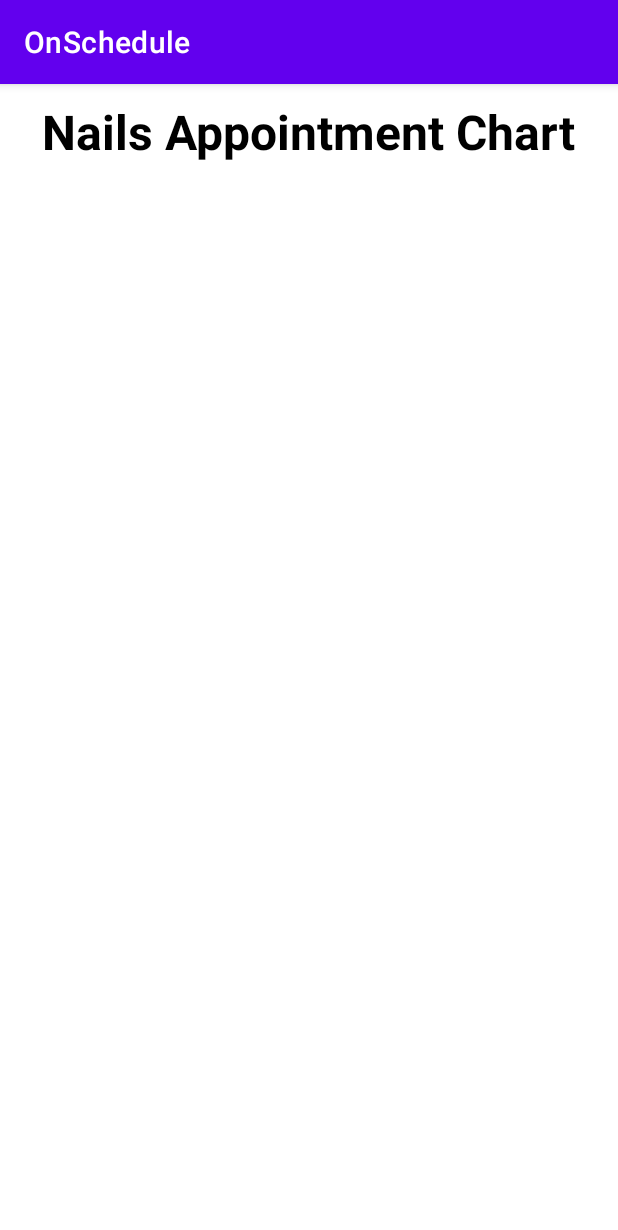
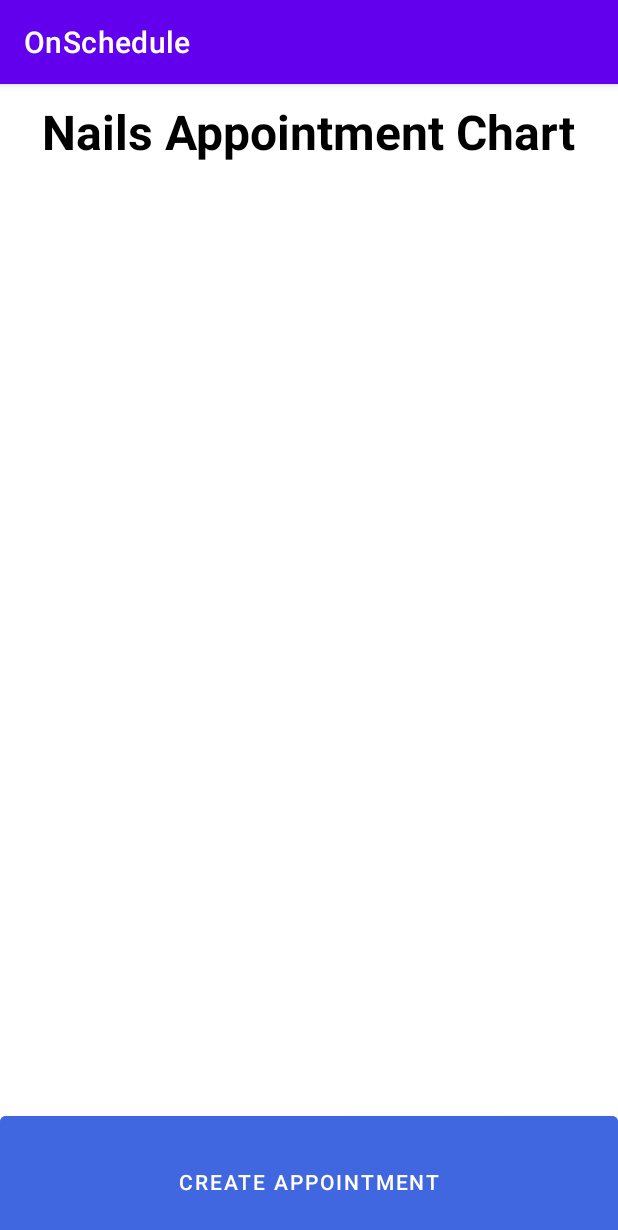
Before and after one commit to fcamas/OnSchedule, an Android app: the MainActivity screen opened directly, with no data from a screen before it, on a phone screen of 412 x 824 dp. Shown: the top 1230 px of the screen. Run offline under Robolectric (Android 15) with nearby library versions, the phone set to English and light mode, and no system bars; 3 statements that could not run were skipped.

Commit message:
added button

```diff
--- a/app/src/main/res/layout/activity_main.xml
+++ b/app/src/main/res/layout/activity_main.xml
@@ -20,5 +20,17 @@
         android:id="@+id/recycle_view"
         android:layout_below="@id/textview"
         android:nestedScrollingEnabled="true"/>
+    <Button
+        android:id="@+id/btn_create"
+        android:layout_height="100dp"
+        android:layout_width="match_parent"
+        android:layout_alignParentEnd="true"
+        android:layout_alignParentBottom="true"
+        android:layout_marginBottom="-14dp"
+        android:layout_gravity="bottom"
+        android:backgroundTint="#4066E0"
+        android:text="Create Appointment"
+        android:textColor="@color/white"
+        />
 
 </RelativeLayout>
```
